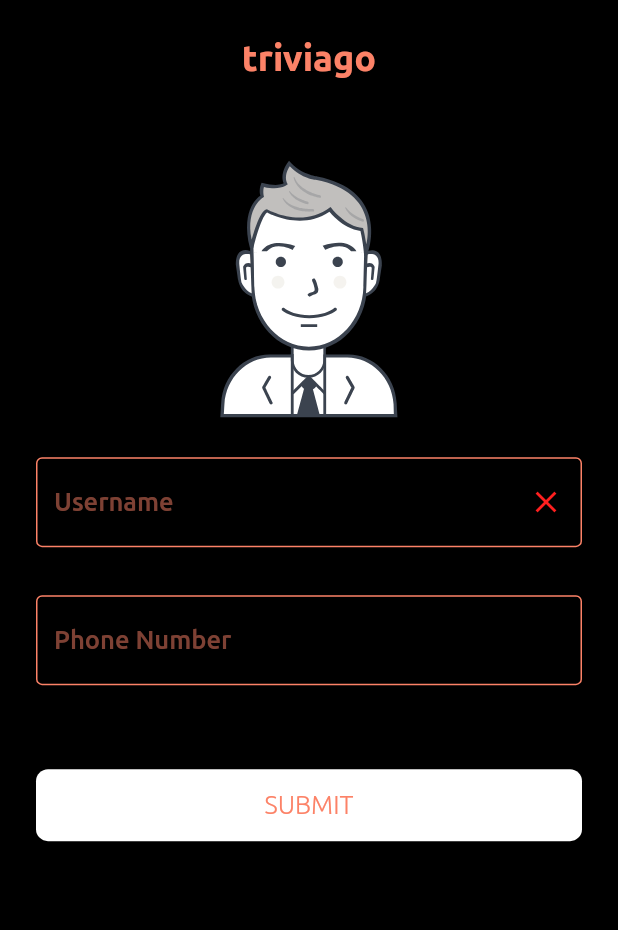
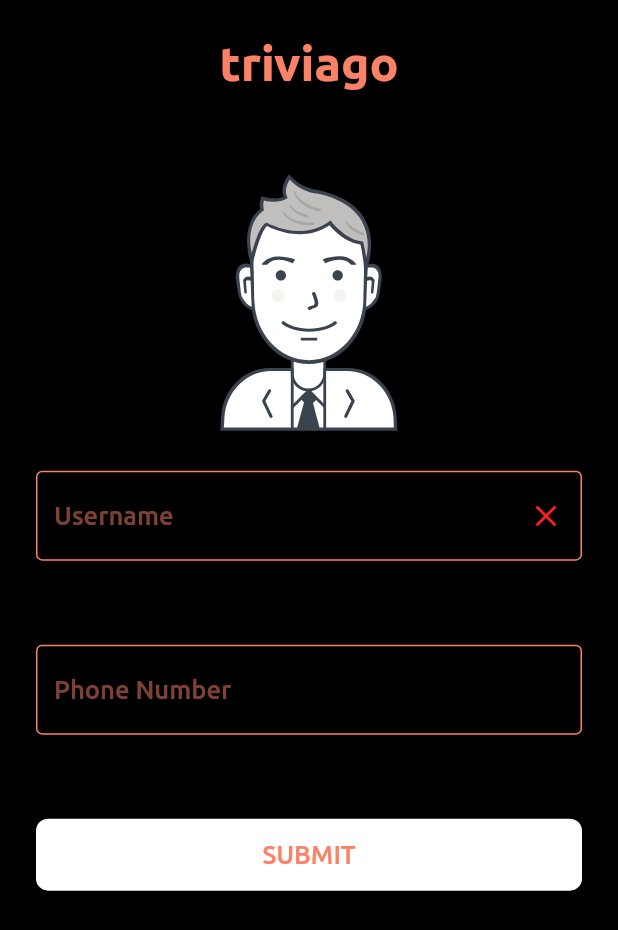
Before and after one commit to Arch-Unique/triviago, a Flutter app: the screen it shows after launch, on a phone screen of 412 x 824 dp. Shown: the top 930 px of the screen. Run offline on Flutter 3.47's test engine with Material 2 defaults, Android fonts, the phone set to English and light mode, and no system bars; our stand-ins replace flutter_svg, get, get_storage, iconly, otp_text_field.

Commit message:
initial commitj

```diff
--- a/lib/src/features/registration/views/login_screen.dart
+++ b/lib/src/features/registration/views/login_screen.dart
@@ -24,9 +24,8 @@ class _LoginScreenState extends State<LoginScreen> {
         child: SingleChildScrollView(
           child: Ui.padding(
             child: Form(
-              key: controller.formkey,
-              child: Obx(() {
-                return Column(children: [
+                key: controller.formkey,
+                child: Column(children: [
                   MyLogo(),
                   Ui.boxHeight(24),
                   AspectRatio(
@@ -48,6 +47,7 @@ class _LoginScreenState extends State<LoginScreen> {
                   Ui.boxHeight(24),
                   CustomTextField("Username", "", controller.textControllers[0],
                       isLabel: false, varl: FPL.text),
+                  Ui.boxHeight(24),
                   CustomTextField(
                       "Phone Number", "", controller.textControllers[1],
                       isLabel: false, varl: FPL.phone),
@@ -55,9 +55,7 @@ class _LoginScreenState extends State<LoginScreen> {
                   FilledButton.white(() async {
                     await controller.login();
                   }, "SUBMIT"),
-                ]);
-              }),
-            ),
+                ])),
           ),
         ),
       ),
--- a/lib/src/global/ui/widgets/appbar/back_appbar.dart
+++ b/lib/src/global/ui/widgets/appbar/back_appbar.dart
@@ -9,8 +9,9 @@ AppBar backAppBar({String? title, Color color = AppColors.primaryColor}) {
       backgroundColor: Colors.transparent,
       title: title == null
           ? null
-          : AppText.bold(title, fontSize: 24, color: color),
+          : AppText.bold(title, fontSize: 32, color: color),
       elevation: 0,
+      centerTitle: true,
       leading: Builder(builder: (context) {
         return IconButton(
           onPressed: () {
--- a/lib/src/global/ui/widgets/others/others.dart
+++ b/lib/src/global/ui/widgets/others/others.dart
@@ -644,7 +644,7 @@ class MyLogo extends StatelessWidget {
       child: Hero(
         tag: "mylogo",
         child: AppText.bold("triviago",
-            fontSize: 24, color: AppColors.primaryColor),
+            fontSize: 32, color: AppColors.primaryColor),
       ),
     );
   }
--- a/lib/src/global/ui/widgets/text/app_text.dart
+++ b/lib/src/global/ui/widgets/text/app_text.dart
@@ -112,7 +112,7 @@ class AppText extends StatelessWidget {
       AppText(
         text,
         fontSize: fontSize,
-        weight: FontWeight.w300,
+        weight: FontWeight.w500,
         decoration: decoration,
         alignment: alignment,
         color: color,
```
Also changed, not shown: lib/src/features/home/views/home_page.dart (+8 -4 lines), lib/src/global/ui/widgets/fields/custom_textfield.dart (+21 -17 lines).
